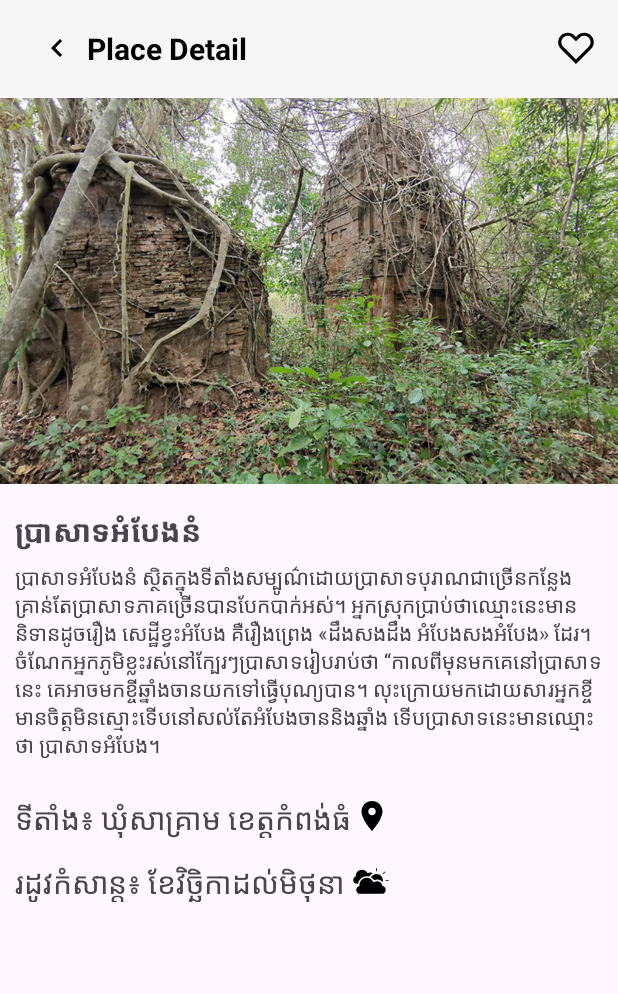
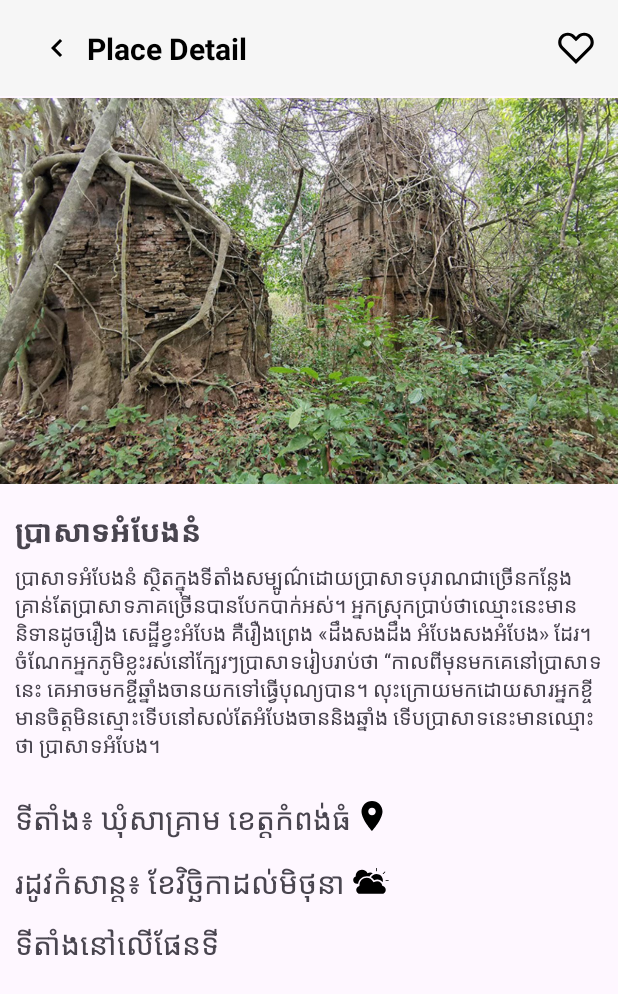
Before and after one commit to heanghenglong-ITE/Cambodia-Tourism, an Android app: the ProductDetailsActivity screen opened directly, with no data from a screen before it, on a phone screen of 412 x 824 dp. Shown: the top 994 px of the screen. Run offline under Robolectric (Android 15) with nearby library versions, the phone set to English and light mode, and no system bars.

Commit message:
Final Project

```diff
--- a/app/build.gradle
+++ b/app/build.gradle
@@ -42,6 +42,7 @@ dependencies {
     implementation 'androidx.appcompat:appcompat:1.6.1'
     implementation 'com.google.android.material:material:1.9.0'
     implementation 'androidx.constraintlayout:constraintlayout:2.1.4'
+    implementation 'com.google.android.gms:play-services-maps:18.2.0'
     testImplementation 'junit:junit:4.13.2'
     androidTestImplementation 'androidx.test.ext:junit:1.1.5'
     androidTestImplementation 'androidx.test.espresso:espresso-core:3.5.1'
--- a/app/src/main/res/layout/activity_product_details.xml
+++ b/app/src/main/res/layout/activity_product_details.xml
@@ -150,7 +150,21 @@
                 android:layout_height="wrap_content"
                 android:src="@drawable/ic_cloude" />
         </LinearLayout>
+        <LinearLayout
+            android:layout_width="wrap_content"
+            android:layout_height="wrap_content"
+            android:layout_marginTop="3dp"
+            android:gravity="center_vertical"
+            android:orientation="horizontal">
 
+            <TextView
+                android:layout_width="wrap_content"
+                android:layout_height="wrap_content"
+                android:text="ទីតាំងនៅលើផែនទី"
+                android:textSize="20sp"
+                android:paddingTop="10dp" />
+
+        </LinearLayout>
 
     </LinearLayout>
 
```
